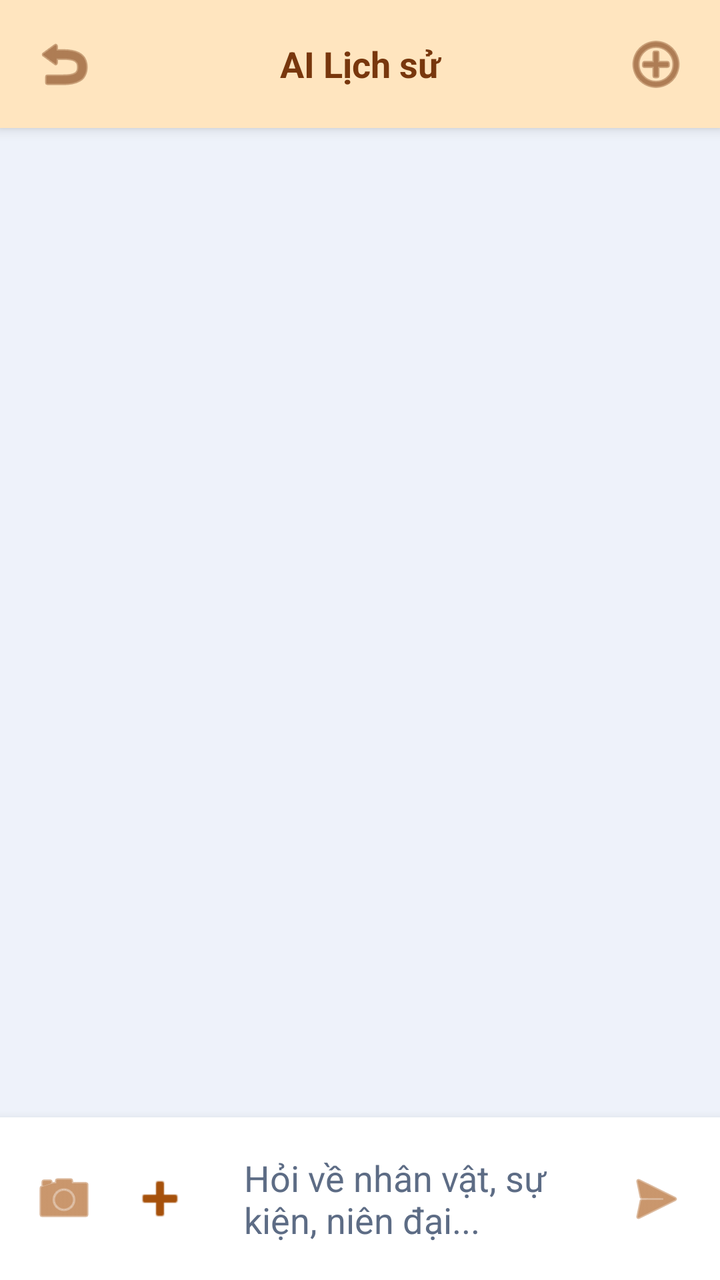
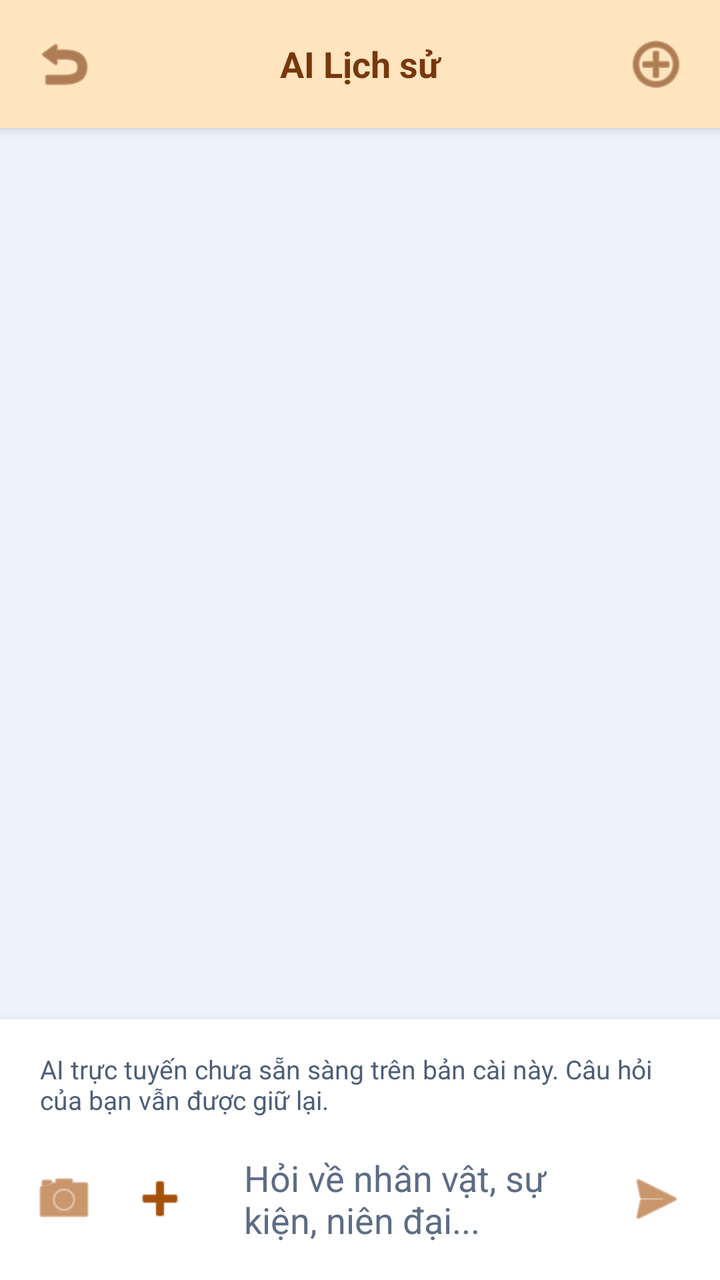

Two renders of the same Android screen: before a commit and after it. Below are the layout's source before the change and the commit's diff.
<!-- AndroidManifest.xml: application theme Theme.HistoryModule -->
<!-- res/layout/history_activity_chat.xml -->
<RelativeLayout xmlns:android="http://schemas.android.com/apk/res/android" xmlns:app="http://schemas.android.com/apk/res-auto" android:layout_width="match_parent" android:layout_height="match_parent" android:background="@color/history_background">

    <RelativeLayout android:id="@+id/toolbar" android:layout_width="match_parent" android:layout_height="wrap_content" android:background="@color/history_toolbar_bg" android:elevation="4dp" android:padding="8dp" android:minHeight="64dp" android:paddingTop="8dp" android:paddingBottom="8dp">

        <ImageButton android:id="@+id/btn_back" android:layout_width="48dp" android:layout_height="48dp" android:layout_centerVertical="true" android:background="?attr/selectableItemBackgroundBorderless" android:contentDescription="@string/history_back_description" android:src="@android:drawable/ic_menu_revert" app:tint="@color/history_title" />

        <TextView android:layout_width="match_parent" android:layout_height="wrap_content" android:layout_centerInParent="true" android:text="@string/history_chat_title" android:textColor="@color/history_title" android:textSize="18sp" android:textStyle="bold" android:layout_marginStart="56dp" android:layout_marginEnd="56dp" android:gravity="center" android:maxLines="2" android:ellipsize="end" />

        <ImageButton android:id="@+id/btn_new_chat" android:layout_width="48dp" android:layout_height="48dp" android:layout_alignParentEnd="true" android:layout_centerVertical="true" android:background="?attr/selectableItemBackgroundBorderless" android:contentDescription="@string/history_chat_new" android:src="@android:drawable/ic_menu_add" app:tint="@color/history_title" />
    </RelativeLayout>

    <androidx.recyclerview.widget.RecyclerView android:id="@+id/recycler_view" android:layout_width="match_parent" android:layout_height="match_parent" android:layout_above="@id/bottom_layout" android:layout_below="@id/toolbar" android:clipToPadding="false" android:padding="8dp" />

    <LinearLayout android:id="@+id/bottom_layout" android:layout_width="match_parent" android:layout_height="wrap_content" android:layout_alignParentBottom="true" android:background="@color/history_surface" android:elevation="8dp" android:orientation="vertical" android:padding="8dp">

        <ImageView android:id="@+id/image_preview" android:layout_width="108dp" android:layout_height="108dp" android:layout_marginBottom="8dp" android:contentDescription="@string/history_chat_image_preview_desc" android:scaleType="centerCrop" android:visibility="gone" />

        <LinearLayout android:layout_width="match_parent" android:layout_height="wrap_content" android:gravity="center_vertical" android:orientation="horizontal">

            <ImageButton android:id="@+id/btn_camera" android:layout_width="48dp" android:layout_height="48dp" android:background="?attr/selectableItemBackgroundBorderless" android:contentDescription="@string/history_chat_camera" android:src="@android:drawable/ic_menu_camera" app:tint="@color/history_accent_blue" />

            <ImageButton android:id="@+id/btn_attach" android:layout_width="48dp" android:layout_height="48dp" android:background="?attr/selectableItemBackgroundBorderless" android:contentDescription="@string/history_chat_attach" android:src="@android:drawable/ic_input_add" app:tint="@color/history_accent_blue" />

            <EditText android:id="@+id/message_edit_text" android:layout_width="0dp" android:layout_height="wrap_content" android:layout_marginStart="8dp" android:layout_marginEnd="8dp" android:layout_weight="1" android:autofillHints="none" android:background="@android:color/transparent" android:hint="@string/history_chat_hint" android:textColor="@color/history_text_primary" android:textColorHint="@color/history_text_hint" android:inputType="textCapSentences|textMultiLine" android:maxLines="5" android:minHeight="48dp" android:padding="10dp" />

            <ImageButton android:id="@+id/send_btn" android:layout_width="48dp" android:layout_height="48dp" android:background="?attr/selectableItemBackgroundBorderless" android:contentDescription="@string/history_chat_send" android:src="@android:drawable/ic_menu_send" app:tint="@color/history_accent_blue" />
        </LinearLayout>
    </LinearLayout>

</RelativeLayout>
<!-- resources referenced by this layout -->
<resources>
  <color name="history_accent_blue">#A6510B</color>
  <color name="history_background">#EEF2FA</color>
  <color name="history_surface">#FFFFFF</color>
  <color name="history_text_hint">#5D6C85</color>
  <color name="history_text_primary">#14213D</color>
  <color name="history_title">#78370D</color>
  <color name="history_toolbar_bg">#FFE5BF</color>
  <string name="history_back_description">Quay về trang chính</string>
  <string name="history_chat_attach">Chọn ảnh</string>
  <string name="history_chat_camera">Chụp tài liệu</string>
  <string name="history_chat_hint">Hỏi về nhân vật, sự kiện, niên đại...</string>
  <string name="history_chat_image_preview_desc">Ảnh tài liệu đã chọn; chạm để xóa</string>
  <string name="history_chat_new">Cuộc trò chuyện mới</string>
  <string name="history_chat_send">Gửi câu hỏi</string>
  <string name="history_chat_title">AI Lịch sử</string>
  <style name="Theme.HistoryModule" parent="Base.Theme.HistoryModule" />
  <style name="Base.Theme.HistoryModule" parent="Theme.Material3.DayNight.NoActionBar">
  
  
      <item name="colorPrimary">@color/history_accent_blue</item><item name="colorSurface">@color/history_surface</item><item name="colorOnSurface">@color/history_text_primary</item><item name="android:windowBackground">@color/history_background</item><item name="android:statusBarColor">@color/history_background</item><item name="android:navigationBarColor">@color/history_surface</item><item name="android:fontFamily">sans-serif</item><item name="android:textColorPrimary">@color/history_text_primary</item><item name="android:textColorSecondary">@color/history_text_secondary</item><item name="materialButtonStyle">@style/MentorHistoryButton</item><item name="textInputStyle">@style/MentorHistoryInput</item><item name="android:windowAnimationStyle">@style/MentorWindowAnimation</item><item name="colorPrimaryContainer">@color/mentor_history_container</item><item name="colorOnPrimaryContainer">@color/history_text_primary</item></style>
  <color name="history_text_secondary">#4D5E78</color>
  <style name="MentorHistoryButton" parent="Widget.MaterialComponents.Button">
          <item name="backgroundTint">@color/mentor_history_button</item><item name="android:textColor">#FFFFFF</item><item name="cornerRadius">16dp</item><item name="android:minHeight">52dp</item>
          <item name="android:textAllCaps">false</item><item name="android:textSize">15sp</item>
          <item name="android:fontFamily">sans-serif-medium</item>
      </style>
  <style name="MentorHistoryInput" parent="Widget.MaterialComponents.TextInputLayout.OutlinedBox">
          <item name="boxCornerRadiusTopStart">16dp</item><item name="boxCornerRadiusTopEnd">16dp</item>
          <item name="boxCornerRadiusBottomStart">16dp</item><item name="boxCornerRadiusBottomEnd">16dp</item>
      </style>
  <style name="MentorWindowAnimation"><item name="android:activityOpenEnterAnimation">@anim/mentor_enter</item><item name="android:activityOpenExitAnimation">@anim/mentor_exit</item><item name="android:activityCloseEnterAnimation">@anim/mentor_enter</item><item name="android:activityCloseExitAnimation">@anim/mentor_exit</item></style>
  <color name="mentor_history_container">#FFE5BF</color>
  <color name="mentor_history_button">#A6510B</color>
</resources>

<!-- the commit's change to res/layout/history_activity_chat.xml (unified diff, before → after) -->
@@ -1,30 +1,18 @@
 <RelativeLayout xmlns:android="http://schemas.android.com/apk/res/android" xmlns:app="http://schemas.android.com/apk/res-auto" android:layout_width="match_parent" android:layout_height="match_parent" android:background="@color/history_background">
-
     <RelativeLayout android:id="@+id/toolbar" android:layout_width="match_parent" android:layout_height="wrap_content" android:background="@color/history_toolbar_bg" android:elevation="4dp" android:padding="8dp" android:minHeight="64dp" android:paddingTop="8dp" android:paddingBottom="8dp">
-
         <ImageButton android:id="@+id/btn_back" android:layout_width="48dp" android:layout_height="48dp" android:layout_centerVertical="true" android:background="?attr/selectableItemBackgroundBorderless" android:contentDescription="@string/history_back_description" android:src="@android:drawable/ic_menu_revert" app:tint="@color/history_title" />
-
         <TextView android:layout_width="match_parent" android:layout_height="wrap_content" android:layout_centerInParent="true" android:text="@string/history_chat_title" android:textColor="@color/history_title" android:textSize="18sp" android:textStyle="bold" android:layout_marginStart="56dp" android:layout_marginEnd="56dp" android:gravity="center" android:maxLines="2" android:ellipsize="end" />
-
         <ImageButton android:id="@+id/btn_new_chat" android:layout_width="48dp" android:layout_height="48dp" android:layout_alignParentEnd="true" android:layout_centerVertical="true" android:background="?attr/selectableItemBackgroundBorderless" android:contentDescription="@string/history_chat_new" android:src="@android:drawable/ic_menu_add" app:tint="@color/history_title" />
     </RelativeLayout>
-
     <androidx.recyclerview.widget.RecyclerView android:id="@+id/recycler_view" android:layout_width="match_parent" android:layout_height="match_parent" android:layout_above="@id/bottom_layout" android:layout_below="@id/toolbar" android:clipToPadding="false" android:padding="8dp" />
-
     <LinearLayout android:id="@+id/bottom_layout" android:layout_width="match_parent" android:layout_height="wrap_content" android:layout_alignParentBottom="true" android:background="@color/history_surface" android:elevation="8dp" android:orientation="vertical" android:padding="8dp">
-
+        <TextView android:id="@id/mentor_ai_availability" android:layout_width="match_parent" android:layout_height="wrap_content" android:text="@string/mentor_ai_unavailable" android:textColor="@color/history_text_secondary" android:textSize="13sp" android:paddingHorizontal="12dp" android:paddingVertical="8dp" android:accessibilityLiveRegion="polite" />
         <ImageView android:id="@+id/image_preview" android:layout_width="108dp" android:layout_height="108dp" android:layout_marginBottom="8dp" android:contentDescription="@string/history_chat_image_preview_desc" android:scaleType="centerCrop" android:visibility="gone" />
-
         <LinearLayout android:layout_width="match_parent" android:layout_height="wrap_content" android:gravity="center_vertical" android:orientation="horizontal">
-
             <ImageButton android:id="@+id/btn_camera" android:layout_width="48dp" android:layout_height="48dp" android:background="?attr/selectableItemBackgroundBorderless" android:contentDescription="@string/history_chat_camera" android:src="@android:drawable/ic_menu_camera" app:tint="@color/history_accent_blue" />
-
             <ImageButton android:id="@+id/btn_attach" android:layout_width="48dp" android:layout_height="48dp" android:background="?attr/selectableItemBackgroundBorderless" android:contentDescription="@string/history_chat_attach" android:src="@android:drawable/ic_input_add" app:tint="@color/history_accent_blue" />
-
             <EditText android:id="@+id/message_edit_text" android:layout_width="0dp" android:layout_height="wrap_content" android:layout_marginStart="8dp" android:layout_marginEnd="8dp" android:layout_weight="1" android:autofillHints="none" android:background="@android:color/transparent" android:hint="@string/history_chat_hint" android:textColor="@color/history_text_primary" android:textColorHint="@color/history_text_hint" android:inputType="textCapSentences|textMultiLine" android:maxLines="5" android:minHeight="48dp" android:padding="10dp" />
-
             <ImageButton android:id="@+id/send_btn" android:layout_width="48dp" android:layout_height="48dp" android:background="?attr/selectableItemBackgroundBorderless" android:contentDescription="@string/history_chat_send" android:src="@android:drawable/ic_menu_send" app:tint="@color/history_accent_blue" />
         </LinearLayout>
     </LinearLayout>
-
 </RelativeLayout>
<!-- resource entries referenced after the edit -->
@@ -15,6 +15,7 @@
   <string name="history_chat_new">Cuộc trò chuyện mới</string>
   <string name="history_chat_send">Gửi câu hỏi</string>
   <string name="history_chat_title">AI Lịch sử</string>
+  <string name="mentor_ai_unavailable">AI trực tuyến chưa sẵn sàng trên bản cài này. Câu hỏi của bạn vẫn được giữ lại.</string>
   <style name="Theme.HistoryModule" parent="Base.Theme.HistoryModule" />
   <style name="Base.Theme.HistoryModule" parent="Theme.Material3.DayNight.NoActionBar">
   
